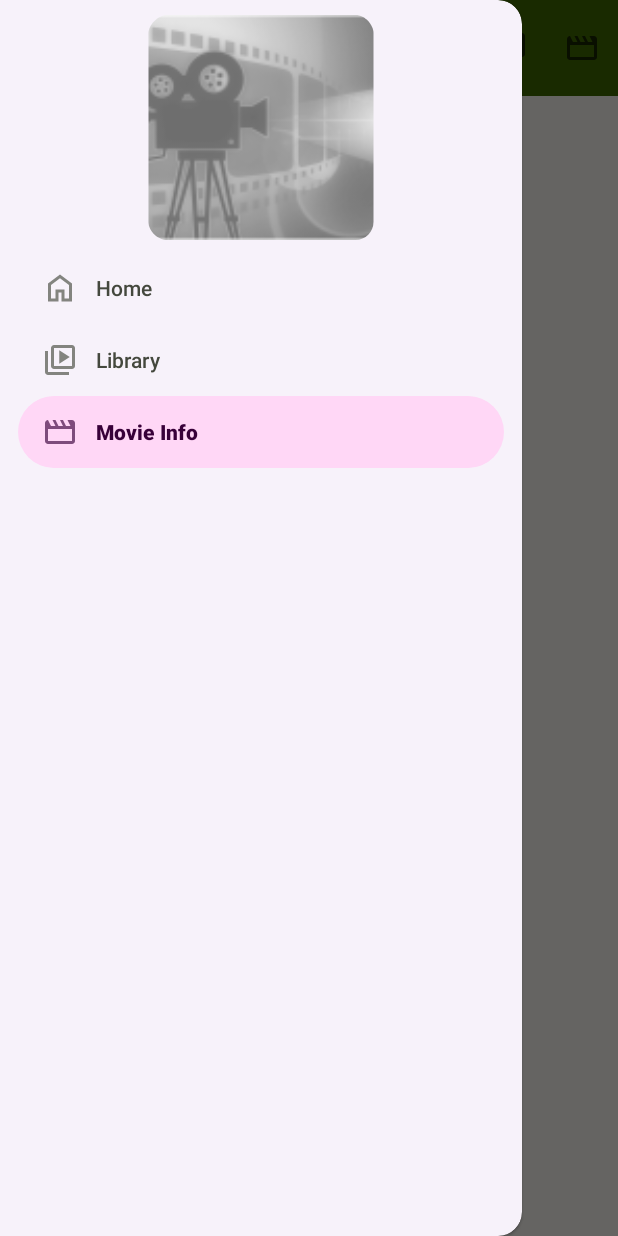
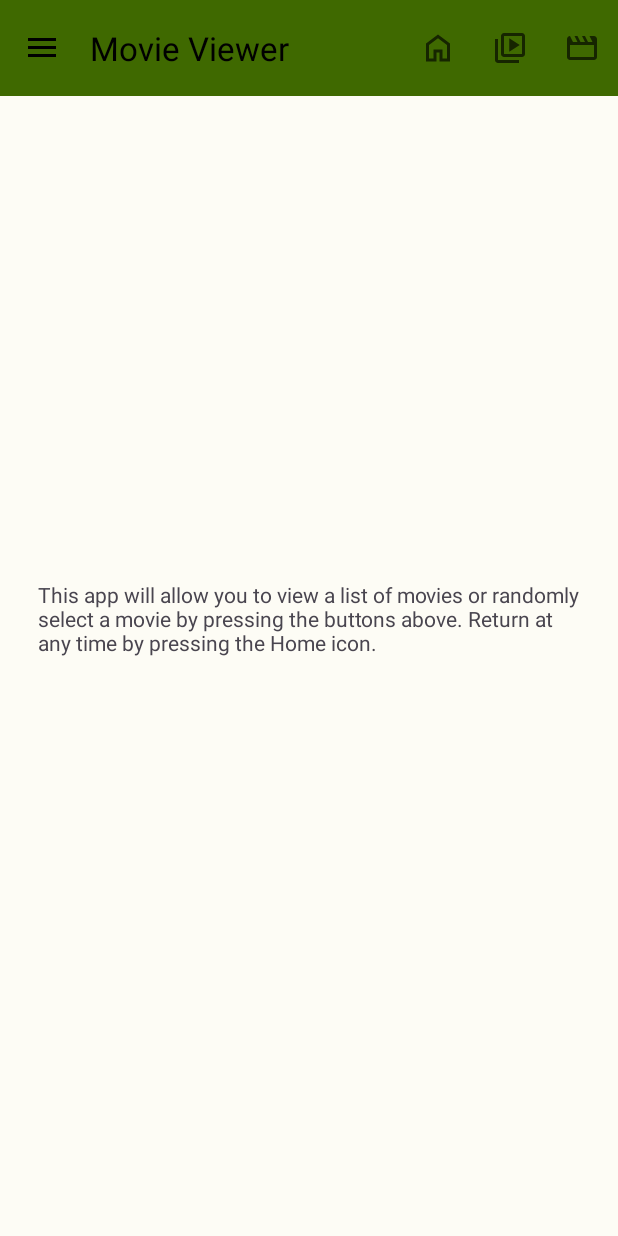
Before and after one commit to slavoski/P2_MovieViewer, an Android app: the screen it shows after launch (MainActivity), in the side drawer, after a tap on "Movie Info", on a phone screen of 412 x 824 dp. Run offline under Robolectric (Android 15) with nearby library versions, the light colour scheme and no system bars; our stand-ins replace data binding.

Commit message:
Adding in movie intent

```diff
--- a/app/build.gradle.kts
+++ b/app/build.gradle.kts
@@ -44,4 +44,5 @@ dependencies {
     testImplementation("junit:junit:4.13.2")
     androidTestImplementation("androidx.test.ext:junit:1.1.5")
     androidTestImplementation("androidx.test.espresso:espresso-core:3.5.1")
+    implementation("com.squareup.picasso:picasso:2.8")
 }
--- a/app/src/main/AndroidManifest.xml
+++ b/app/src/main/AndroidManifest.xml
@@ -22,6 +22,12 @@
                 <category android:name="android.intent.category.LAUNCHER" />
             </intent-filter>
         </activity>
+
+        <activity android:name=".MovieLibraryActivity"
+            android:theme="@style/Theme.P2_MovieViewer"
+            android:exported="false">
+        </activity>
+
     </application>
 
 </manifest>
--- /dev/null
+++ b/app/src/main/java/com/example/p2_movieviewer/AboutMeFragment.java
@@ -0,0 +1,36 @@
+package com.example.p2_movieviewer;
+
+import android.os.Bundle;
+
+import androidx.fragment.app.Fragment;
+
+import android.view.LayoutInflater;
+import android.view.View;
+import android.view.ViewGroup;
+
+public class AboutMeFragment extends Fragment {
+
+   public AboutMeFragment() {
+    }
+
+    public static AboutMeFragment newInstance() {
+        AboutMeFragment fragment = new AboutMeFragment();
+        Bundle args = new Bundle();
+        fragment.setArguments(args);
+        return fragment;
+    }
+
+    @Override
+    public void onCreate(Bundle savedInstanceState) {
+        super.onCreate(savedInstanceState);
+        if (getArguments() != null) {
+        }
+    }
+
+    @Override
+    public View onCreateView(LayoutInflater inflater, ViewGroup container,
+                             Bundle savedInstanceState) {
+        // Inflate the layout for this fragment
+        return inflater.inflate(R.layout.fragment_about_me, container, false);
+    }
+}
--- a/app/src/main/java/com/example/p2_movieviewer/MainActivity.java
+++ b/app/src/main/java/com/example/p2_movieviewer/MainActivity.java
@@ -1,6 +1,8 @@
 package com.example.p2_movieviewer;
 
+import android.content.Intent;
 import android.os.Bundle;
+import android.view.Gravity;
 import android.view.Menu;
 import android.view.MenuItem;
 import android.view.View;
@@ -10,12 +12,16 @@ import androidx.annotation.NonNull;
 import androidx.appcompat.app.ActionBar;
 import androidx.appcompat.app.ActionBarDrawerToggle;
 import androidx.appcompat.app.AppCompatActivity;
+import androidx.core.view.GravityCompat;
 import androidx.drawerlayout.widget.DrawerLayout;
+import androidx.fragment.app.FragmentManager;
+import androidx.fragment.app.FragmentTransaction;
 
 import com.google.android.material.appbar.MaterialToolbar;
 import com.google.android.material.navigation.NavigationView;
 
 public class MainActivity extends AppCompatActivity implements NavigationView.OnNavigationItemSelectedListener {
+
     MaterialToolbar toolbar;
     NavigationView navigationView;
     DrawerLayout drawerLayout;
@@ -43,19 +49,24 @@ public class MainActivity extends AppCompatActivity implements NavigationView.On
             @Override
             public void onDrawerOpened(View drawerView){
                 super.onDrawerOpened(drawerView);
-                Toast.makeText(MainActivity.this, "hurray", Toast.LENGTH_SHORT).show();
+
             }
 
             @Override
             public void onDrawerClosed(View drawerView) {
                 super.onDrawerClosed(drawerView);
-                Toast.makeText(MainActivity.this, "Boo", Toast.LENGTH_SHORT).show();
+
             }
         };
 
         navigationView.setNavigationItemSelectedListener(this);
         drawerLayout.addDrawerListener(actionBarDrawerToggle);
         actionBarDrawerToggle.syncState();
+
+        FragmentManager fragmentManager = getSupportFragmentManager();
+        FragmentTransaction fragmentTransaction = fragmentManager.beginTransaction();
+        fragmentTransaction.add(R.id.fragmentContainer, new AboutMeFragment());
+        fragmentTransaction.commit();
     }
 
     @Override
@@ -66,7 +77,9 @@ public class MainActivity extends AppCompatActivity implements NavigationView.On
 
     @Override
     public boolean onNavigationItemSelected(@NonNull MenuItem item) {
-        return PerformMenuItem(item);
+        boolean result = PerformMenuItem(item);
+        drawerLayout.closeDrawer(GravityCompat.START, true);
+        return result;
     }
 
     public boolean onMenuItemClick(MenuItem item) {
@@ -76,14 +89,17 @@ public class MainActivity extends AppCompatActivity implements NavigationView.On
     private boolean PerformMenuItem(MenuItem item)
     {
         int id = item.getItemId();
+        String intentClass = getIntent().getComponent().getShortClassName();
 
-        if (id == R.id.home_menu_option)
+        if ( (id == R.id.home_menu_option || id == R.id.home_action) &&  !intentClass.equals(".MainActivity"))
         {
+            startActivity(new Intent(MainActivity.this, MainActivity.class));
         }
-        else if (id == R.id.library_menu_option)
+        else if ((id == R.id.library_menu_option || id == R.id.library_action) && !intentClass.equals(".MovieLibraryActivity") )
         {
+            startActivity(new Intent(MainActivity.this, MovieLibraryActivity.class));
         }
-        else if (id == R.id.movie_info_menu_option)
+        else if (id == R.id.movie_info_menu_option || id == R.id.movie_info_action)
         {
         }
 
--- a/app/src/main/res/layout/activity_main.xml
+++ b/app/src/main/res/layout/activity_main.xml
@@ -7,11 +7,30 @@
     <data>
         <variable name="viewModel" type="com.example.p2_movieviewer.MainActivityViewModel" />
     </data>
+    <androidx.constraintlayout.widget.ConstraintLayout
+        android:layout_width="match_parent"
+        android:layout_height="match_parent">
+
+        <FrameLayout
+            android:id="@+id/fragmentContainer"
+            android:layout_width="wrap_content"
+            android:layout_height="wrap_content"
+            app:layout_constraintBottom_toBottomOf="parent"
+            app:layout_constraintLeft_toLeftOf="parent"
+            app:layout_constraintRight_toRightOf="parent"
+            app:layout_constraintTop_toTopOf="parent" />
+
 
         <androidx.drawerlayout.widget.DrawerLayout
+            android:id="@+id/drawer"
             android:layout_width="match_parent"
             android:layout_height="match_parent"
-             android:id="@+id/drawer"
+            app:layout_constraintBottom_toBottomOf="parent"
+            app:layout_constraintHorizontal_bias="0.0"
+            app:layout_constraintLeft_toLeftOf="parent"
+            app:layout_constraintRight_toRightOf="parent"
+            app:layout_constraintTop_toTopOf="parent"
+            app:layout_constraintVertical_bias="0.0"
             tools:context=".MainActivity">
 
             <androidx.constraintlayout.widget.ConstraintLayout
@@ -20,27 +39,25 @@
 
                 <com.google.android.material.appbar.MaterialToolbar
                     android:id="@+id/toolbar"
-                    app:layout_constraintTop_toTopOf="parent"
                     android:layout_width="match_parent"
                     android:layout_height="?attr/actionBarSize"
                     android:background="?attr/colorPrimary"
                     android:elevation="4dp"
                     android:theme="@style/ThemeOverlay.AppCompat.ActionBar"
+                    app:layout_constraintTop_toTopOf="parent"
                     app:popupTheme="@style/ThemeOverlay.Material3.Light"
-                    app:title="Movie Viewer"/>
+                    app:title="Movie Viewer" />
 
             </androidx.constraintlayout.widget.ConstraintLayout>
 
             <com.google.android.material.navigation.NavigationView
                 android:id="@+id/navigation_view"
-                 android:layout_gravity="start"
                 android:layout_width="wrap_content"
                 android:layout_height="match_parent"
+                android:layout_gravity="start"
                 app:headerLayout="@layout/header_layout"
-                 app:menu="@menu/menu_navigation_drawer"
-                 />
+                app:menu="@menu/menu_navigation_drawer" />
 
         </androidx.drawerlayout.widget.DrawerLayout>
-
-
+    </androidx.constraintlayout.widget.ConstraintLayout>
 </layout>
--- /dev/null
+++ b/app/src/main/res/layout/fragment_about_me.xml
@@ -0,0 +1,14 @@
+<?xml version="1.0" encoding="utf-8"?>
+<FrameLayout xmlns:android="http://schemas.android.com/apk/res/android"
+    xmlns:tools="http://schemas.android.com/tools"
+    android:layout_width="match_parent"
+    android:layout_height="match_parent"
+    tools:context=".AboutMeFragment">
+
+    <TextView
+        android:layout_width="match_parent"
+        android:layout_height="match_parent"
+        android:text="@string/information"
+        android:layout_margin="25dp"/>
+
+</FrameLayout>
--- a/app/src/main/res/menu/menu_navigation_drawer.xml
+++ b/app/src/main/res/menu/menu_navigation_drawer.xml
@@ -17,5 +17,4 @@
             android:icon="@drawable/movie_24px"
             />
     </group>
-
 </menu>
```
Also changed, not shown: app/src/main/java/com/example/p2_movieviewer/Movie.java (added, +25 -0 lines), app/src/main/java/com/example/p2_movieviewer/MovieData.java (added, +284 -0 lines), app/src/main/java/com/example/p2_movieviewer/MovieLibraryActivity.java (added, +42 -0 lines), app/src/main/java/com/example/p2_movieviewer/RecyclerItemClickListener.java (added, +8 -0 lines), app/src/main/java/com/example/p2_movieviewer/SimpleRecyclerAdapter.java (added, +87 -0 lines), app/src/main/res/layout/activity_movie_library.xml (added, +16 -0 lines), app/src/main/res/layout/movie_view_layout.xml (added, +44 -0 lines). Lines whose indentation alone changed are shown as unchanged.
